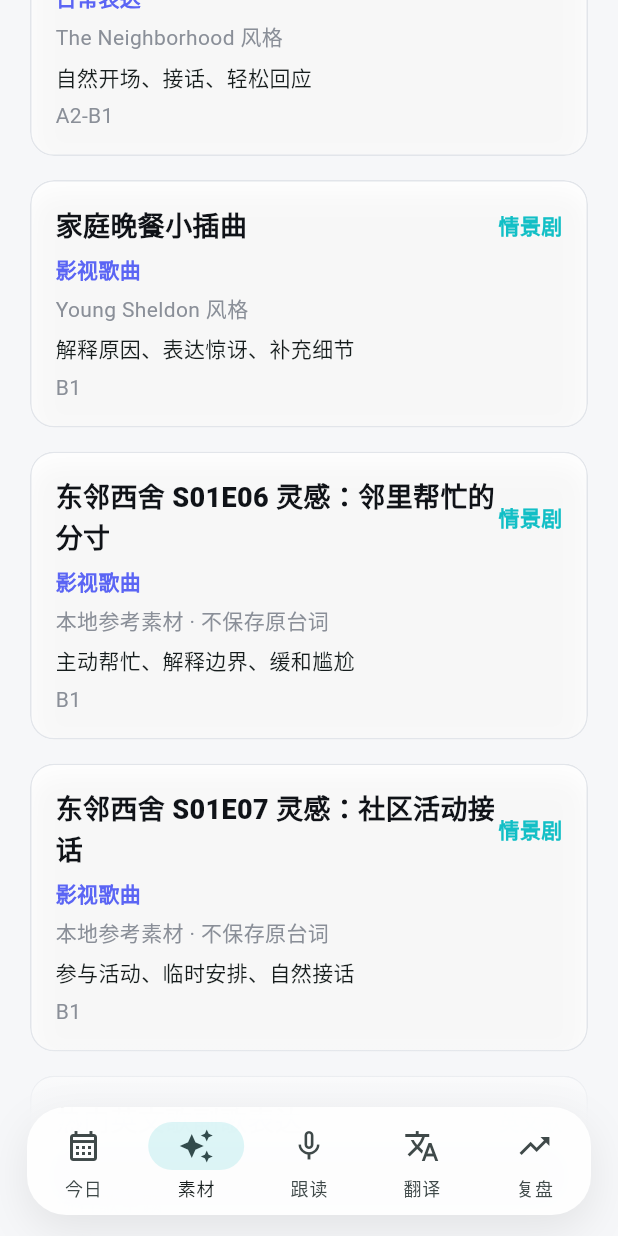
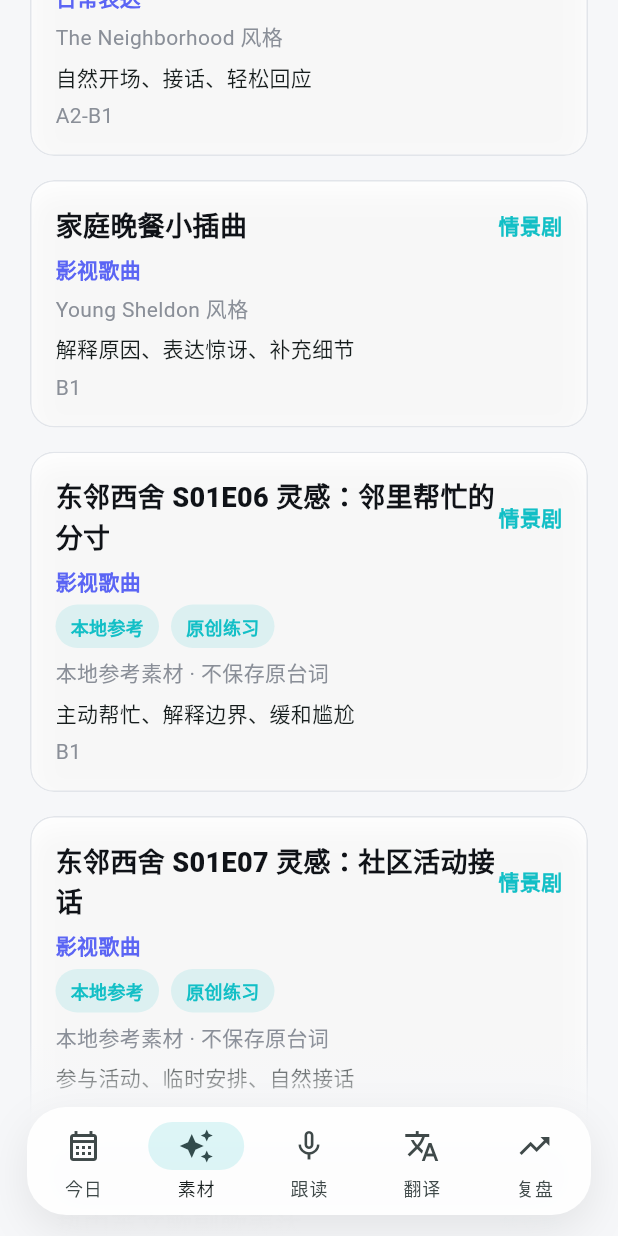
Before and after one commit to nora633/English, a Flutter app: the screen it shows after launch, item 2 of the bottom bar chosen, scrolled down 576 dp, on a phone screen of 412 x 824 dp. Run offline on Flutter 3.47's test engine with Material 3 defaults, Android fonts, the phone set to English and light mode, and no system bars; our stand-ins replace audioplayers, flutter_tts, shared_preferences; missing offline and left inert: record; Roboto replaces fonts that are missing (System).

Commit message:
Clarify material source boundaries

```diff
--- a/mobile/lib/src/views/theme_library_page.dart
+++ b/mobile/lib/src/views/theme_library_page.dart
@@ -331,6 +331,11 @@ class _ThemeDetailPageState extends State<ThemeDetailPage> {
               ),
             ),
             CardPanel(
+              title: '内容边界',
+              icon: Icons.verified_user_outlined,
+              child: _ContentBoundaryNotice(theme: theme),
+            ),
+            CardPanel(
               title: '素材状态',
               icon: Icons.insights_outlined,
               child: Wrap(
@@ -462,6 +467,36 @@ class _MaterialOverview extends StatelessWidget {
           ],
         ],
       ),
+    );
+  }
+}
+
+class _ContentBoundaryNotice extends StatelessWidget {
+  const _ContentBoundaryNotice({required this.theme});
+
+  final LearningTheme theme;
+
+  @override
+  Widget build(BuildContext context) {
+    final reference = theme.sourceHint.contains('本地参考');
+    final custom = theme.sourceHint.contains('手动');
+
+    return Column(
+      crossAxisAlignment: CrossAxisAlignment.start,
+      children: [
+        if (reference) ...const [
+          BulletLine(text: '本卡只使用本地台词本的学习方向，不保存原始台词。'),
+          BulletLine(text: '精听句、词块和示例对话均为原创改写。'),
+          BulletLine(text: '原始文件保留在素材来源目录，不提交 Git，也不打包进 App。'),
+        ] else if (custom) ...const [
+          BulletLine(text: '手动素材只保存在本机，用于生成今日练习。'),
+          BulletLine(text: '请只粘贴原创、授权、官方短预览或少量学习笔记。'),
+          BulletLine(text: '不要保存完整剧本、完整歌词或长篇受版权保护文本。'),
+        ] else ...const [
+          BulletLine(text: '当前练习内容为 App 内置原创或用户手动提供。'),
+          BulletLine(text: '正式版只展示合法授权、官方预览、用户导入或手动粘贴的内容。'),
+        ],
+      ],
     );
   }
 }
--- a/mobile/lib/src/widgets/shared_widgets.dart
+++ b/mobile/lib/src/widgets/shared_widgets.dart
@@ -309,6 +309,18 @@ class ThemeTile extends StatelessWidget {
               const SizedBox(height: 6),
               Text(theme.stage.label, style: AppText.stage),
               const SizedBox(height: 6),
+              Wrap(
+                spacing: 8,
+                runSpacing: 6,
+                children: [
+                  if (_isReferenceTheme(theme)) const SmallChip(label: '本地参考'),
+                  if (_isReferenceTheme(theme) || _isCustomTheme(theme))
+                    const SmallChip(label: '原创练习'),
+                  if (_isCustomTheme(theme)) const SmallChip(label: '手动素材'),
+                ],
+              ),
+              if (_isReferenceTheme(theme) || _isCustomTheme(theme))
+                const SizedBox(height: 6),
               Text(theme.sourceHint, style: AppText.muted),
               const SizedBox(height: 6),
               Text(theme.focus),
@@ -323,6 +335,14 @@ class ThemeTile extends StatelessWidget {
         ),
       ),
     );
+  }
+
+  bool _isReferenceTheme(LearningTheme theme) {
+    return theme.sourceHint.contains('本地参考');
+  }
+
+  bool _isCustomTheme(LearningTheme theme) {
+    return theme.sourceHint.contains('手动');
   }
 }
 
```
Also changed, not shown: 1 other file.
